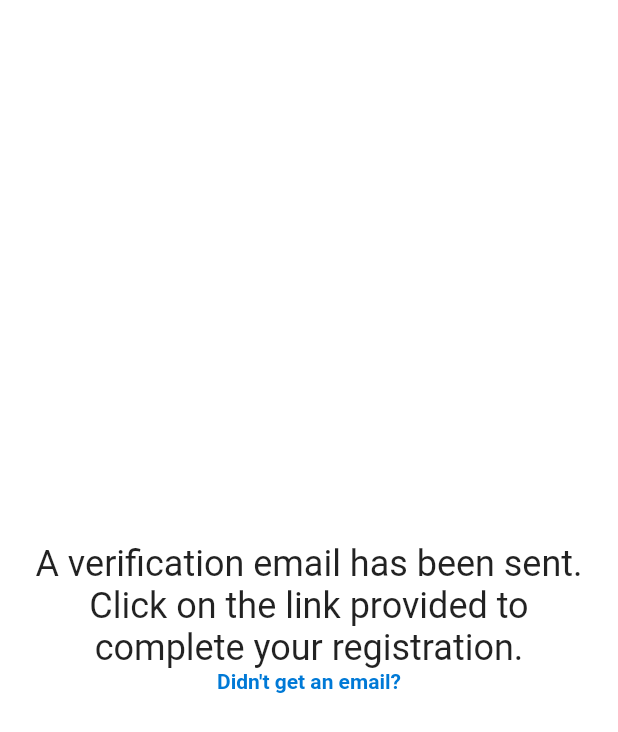
After one commit to Matthew-Cacchione/connect, a Flutter app: the Verification screen opened by its route, on a phone screen of 412 x 824 dp. The commit adds this screen. Shown: the top 732 px of the screen. Run offline on Flutter 3.47's test engine with Material 2 defaults, Android fonts, the phone set to English and light mode, and no system bars; our stand-ins replace cloud_firestore, firebase_auth, firebase_core; accounts and stored records are empty.

Commit message:
Updated sign up suite - added email verification - removed back arrow from main screens

```diff
--- a/lib/constants.dart
+++ b/lib/constants.dart
@@ -27,3 +27,5 @@ const emailInUseError = 'An account with that email already exists.';
 const profileTitle = 'Profile';
 const homeTitle = 'Home';
 const chatTitle = 'Chat';
+const verificationTitle = 'A verification email has been sent. Click on the link provided to complete your registration.';
+const verificationNotSent = 'Didn\'t get an email?';
--- a/lib/main.dart
+++ b/lib/main.dart
@@ -1,6 +1,7 @@
+import 'package:connect/screens/account_creation/verification.dart';
 import 'package:connect/screens/login.dart';
 import 'package:connect/screens/navbar.dart';
-import 'package:connect/screens/registration.dart';
+import 'package:connect/screens/account_creation/registration.dart';
 import 'package:firebase_auth/firebase_auth.dart';
 import 'package:firebase_core/firebase_core.dart';
 import 'package:flutter/material.dart';
@@ -21,9 +22,10 @@ class MyApp extends StatelessWidget {
       title: 'Connect',
       initialRoute: getLandingPage(),
       routes: {
+        '/': (context) => const NavBar(),
         '/login': (context) => const Login(),
         '/registration': (context) => const Registration(),
-        '/': (context) => const NavBar(),
+        '/verification': (context) => const Verification(),
       },
     );
   }
--- a/lib/functions/user_template.dart
+++ b/lib/models/user_template.dart
@@ -3,7 +3,7 @@ class UserTemplate {
   String? email;
   String? name;
 
-  UserTemplate.signUp({this.uid, this.email, this.name});
+  UserTemplate({required this.uid, this.email, this.name});
 
   Map<String, dynamic> toSignUpMap() {
     return {
--- /dev/null
+++ b/lib/screens/account_creation/verification.dart
@@ -0,0 +1,86 @@
+import 'dart:async';
+
+import 'package:connect/constants.dart';
+import 'package:connect/functions/firebase_util.dart';
+import 'package:firebase_auth/firebase_auth.dart';
+import 'package:flutter/material.dart';
+
+class Verification extends StatefulWidget {
+  const Verification({Key? key}) : super(key: key);
+
+  @override
+  _VerificationState createState() => _VerificationState();
+}
+
+class _VerificationState extends State<Verification> {
+  bool isEmailVerified = false;
+  Timer? timer;
+  User? currentUser;
+
+  @override
+  void initState() {
+    super.initState();
+    currentUser = FirebaseAuth.instance.currentUser;
+    timer = Timer.periodic(
+      const Duration(
+        seconds: 3,
+      ),
+      (timer) {
+        checkIsEmailVerified(timer, context);
+      },
+    );
+  }
+
+  @override
+  void dispose() {
+    timer?.cancel();
+    super.dispose();
+  }
+
+  Widget drawVerificationNotSent() {
+    return Row(
+      mainAxisAlignment: MainAxisAlignment.center,
+      children: <Widget>[
+        GestureDetector(
+          onTap: () {},
+          child: const Text(
+            verificationNotSent,
+            style: TextStyle(
+              color: colorPrimary,
+              fontWeight: FontWeight.bold,
+            ),
+          ),
+        )
+      ],
+    );
+  }
+
+  @override
+  Widget build(BuildContext context) {
+    return Scaffold(
+      backgroundColor: colorSecondary,
+      body: Center(
+        child: SingleChildScrollView(
+          child: Container(
+            color: colorSecondary,
+            child: Padding(
+              padding: const EdgeInsets.all(15),
+              child: Column(
+                children: <Widget>[
+                  const Text(
+                    verificationTitle,
+                    textAlign: TextAlign.center,
+                    style: TextStyle(
+                      fontSize: 24,
+                    ),
+                  ),
+                  drawVerificationNotSent(),
+                ],
+              ),
+            ),
+          ),
+        ),
+      ),
+    );
+  }
+}
--- a/lib/screens/chat.dart
+++ b/lib/screens/chat.dart
@@ -33,8 +33,9 @@ class Chat extends StatelessWidget {
   Widget build(BuildContext context) {
     return Scaffold(
       appBar: AppBar(
+        automaticallyImplyLeading: false,
         backgroundColor: colorPrimary,
-        title: const Text(profileTitle),
+        title: const Text(chatTitle),
       ),
       backgroundColor: colorSecondary,
       body: Center(
--- a/lib/screens/home.dart
+++ b/lib/screens/home.dart
@@ -33,8 +33,9 @@ class Home extends StatelessWidget {
   Widget build(BuildContext context) {
     return Scaffold(
       appBar: AppBar(
+        automaticallyImplyLeading: false,
         backgroundColor: colorPrimary,
-        title: const Text(profileTitle),
+        title: const Text(homeTitle),
       ),
       backgroundColor: colorSecondary,
       body: Center(
--- a/lib/screens/profile.dart
+++ b/lib/screens/profile.dart
@@ -33,6 +33,7 @@ class Profile extends StatelessWidget {
   Widget build(BuildContext context) {
     return Scaffold(
       appBar: AppBar(
+        automaticallyImplyLeading: false,
         backgroundColor: colorPrimary,
         title: const Text(profileTitle),
       ),
```
Also changed, not shown: lib/functions/firebase_util.dart (+16 -7 lines), lib/screens/account_creation/registration.dart (renamed from lib/screens/registration.dart).
